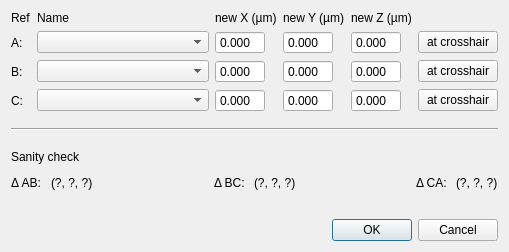
Old version of the form gui/poimanager/ui_reorient_roi_dialog.ui in the repository Ulm-IQO/qudi.
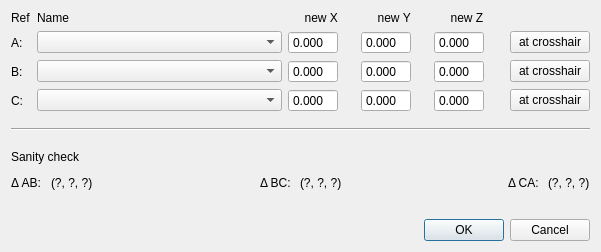
New version of the form. Custom widgets are drawn as their Qt base class.

Commit message: Removing hardcoded µm units to SI units and scientific spinboxes

The edit to the form file:
```diff
--- a/gui/poimanager/ui_reorient_roi_dialog.ui
+++ b/gui/poimanager/ui_reorient_roi_dialog.ui
@@ -6,7 +6,7 @@
    <rect>
     <x>0</x>
     <y>0</y>
-    <width>509</width>
+    <width>601</width>
     <height>252</height>
    </rect>
   </property>
@@ -36,21 +36,21 @@
      <item row="0" column="2">
       <widget class="QLabel" name="label_6">
        <property name="text">
-        <string>new X (µm)</string>
+        <string>     new X     </string>
        </property>
       </widget>
      </item>
      <item row="0" column="3">
       <widget class="QLabel" name="label_7">
        <property name="text">
-        <string>new Y (µm)</string>
+        <string>     new Y     </string>
        </property>
       </widget>
      </item>
      <item row="0" column="4">
       <widget class="QLabel" name="label_8">
        <property name="text">
-        <string>new Z (µm)</string>
+        <string>     new Z      </string>
        </property>
       </widget>
      </item>
@@ -558,6 +558,13 @@
    </item>
   </layout>
  </widget>
+ <customwidgets>
+  <customwidget>
+   <class>ScienDSpinBox</class>
+   <extends>QDoubleSpinBox</extends>
+   <header>qtwidgets.scientific_spinbox.h</header>
+  </customwidget>
+ </customwidgets>
  <resources/>
  <connections>
   <connection>
```
Left out of the diff: 18 changed lines with no effect on the pictures. The commit also changes 1 other file.
